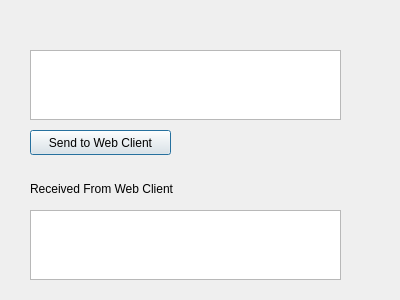
The window that projects/qt/qt-html/ForeviewIotWebServer/dialog.ui (bensinghbeno/design-engine) describes before a commit, drawn with Qt 5.
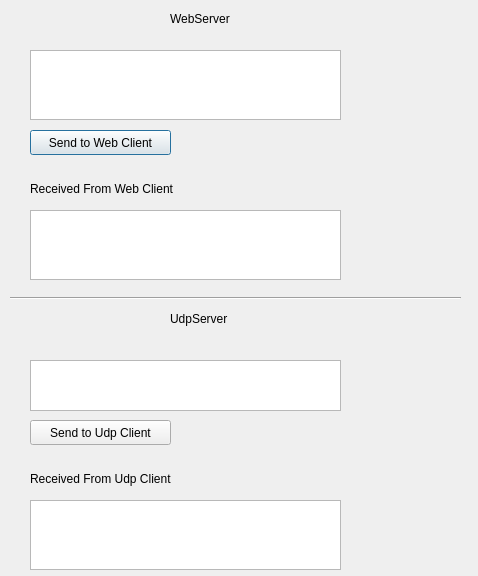
The same window after the commit.

Commit message: Added Udp Send receive

The edit to the form file:
```diff
--- a/projects/qt/qt-html/ForeviewIotWebServer/dialog.ui
+++ b/projects/qt/qt-html/ForeviewIotWebServer/dialog.ui
@@ -6,8 +6,8 @@
    <rect>
     <x>0</x>
     <y>0</y>
-    <width>400</width>
-    <height>300</height>
+    <width>478</width>
+    <height>576</height>
    </rect>
   </property>
   <property name="windowTitle">
@@ -59,6 +59,91 @@
     <string>Received From Web Client</string>
    </property>
   </widget>
+  <widget class="QTextEdit" name="teStrSend2UdpClient">
+   <property name="geometry">
+    <rect>
+     <x>30</x>
+     <y>360</y>
+     <width>311</width>
+     <height>51</height>
+    </rect>
+   </property>
+  </widget>
+  <widget class="QTextEdit" name="teStrRecFromUdpClient">
+   <property name="geometry">
+    <rect>
+     <x>30</x>
+     <y>500</y>
+     <width>311</width>
+     <height>70</height>
+    </rect>
+   </property>
+  </widget>
+  <widget class="QPushButton" name="pbSendToUdpClient">
+   <property name="geometry">
+    <rect>
+     <x>30</x>
+     <y>420</y>
+     <width>141</width>
+     <height>25</height>
+    </rect>
+   </property>
+   <property name="text">
+    <string>Send to Udp Client</string>
+   </property>
+  </widget>
+  <widget class="QLabel" name="label_2">
+   <property name="geometry">
+    <rect>
+     <x>30</x>
+     <y>470</y>
+     <width>191</width>
+     <height>17</height>
+    </rect>
+   </property>
+   <property name="text">
+    <string>Received From Udp Client</string>
+   </property>
+  </widget>
+  <widget class="Line" name="line">
+   <property name="geometry">
+    <rect>
+     <x>10</x>
+     <y>290</y>
+     <width>451</width>
+     <height>16</height>
+    </rect>
+   </property>
+   <property name="orientation">
+    <enum>Qt::Horizontal</enum>
+   </property>
+  </widget>
+  <widget class="QLabel" name="label_3">
+   <property name="geometry">
+    <rect>
+     <x>170</x>
+     <y>10</y>
+     <width>101</width>
+     <height>17</height>
+    </rect>
+   </property>
+   <property name="text">
+    <string>WebServer</string>
+   </property>
+  </widget>
+  <widget class="QLabel" name="label_4">
+   <property name="geometry">
+    <rect>
+     <x>170</x>
+     <y>310</y>
+     <width>101</width>
+     <height>17</height>
+    </rect>
+   </property>
+   <property name="text">
+    <string>UdpServer</string>
+   </property>
+  </widget>
  </widget>
  <resources/>
  <connections/>
```
The commit also changes 7 other files.
